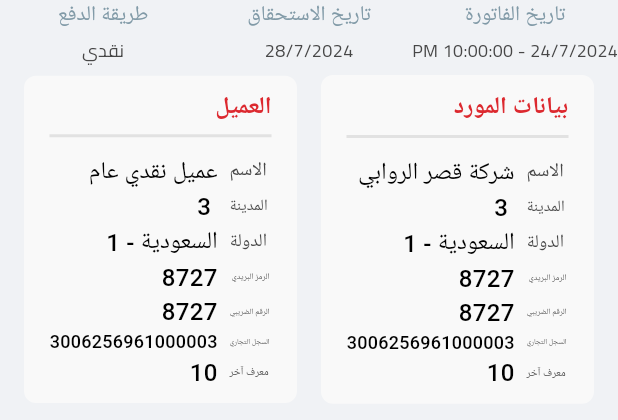
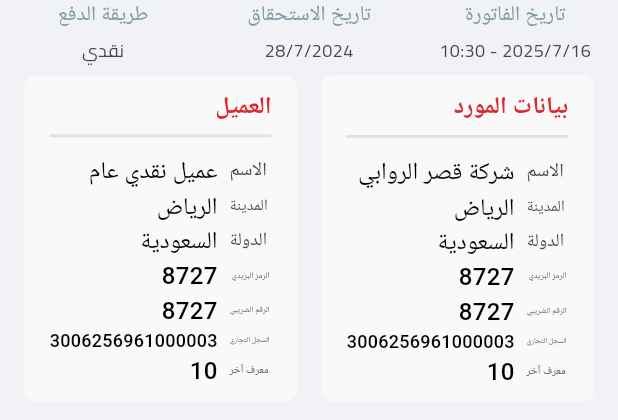
Before and after one commit to 24nse/onxy_ix_pos, a Flutter app: the InfoSection widget shown alone on an empty page, opened directly, on a phone screen of 412 x 824 dp. Shown: the top 420 px of the screen. Run offline on Flutter 3.47's test engine with Material 3 defaults, Android fonts, the phone set to English and light mode, and no system bars; our stand-ins replace bloc, flutter_bloc, flutter_form_builder, flutter_hooks, font_awesome_flutter, get_it and 3 more; missing offline and left inert: pluto_grid; accounts and stored records are empty.

Commit message:
use mock data and choice type payment methodes for pay

```diff
--- a/lib/features/invoice/presentation/views/widgets/info_section.dart
+++ b/lib/features/invoice/presentation/views/widgets/info_section.dart
@@ -1,23 +1,31 @@
 import 'package:flutter/material.dart';
 import 'package:onyx_ix_pos/features/invoice/presentation/views/widgets/header_section.dart';
+import 'package:onyx_ix_pos/features/invoice/data/datasource/local/mock_data.dart';
+import 'package:flutter_bloc/flutter_bloc.dart';
+import 'package:onyx_ix_pos/features/order/presentation/view_models/cubits/cart_cubit.dart';
+import 'package:onyx_ix_pos/features/order/presentation/view_models/cubits/cart_state.dart';
+import 'package:onyx_ix_pos/features/order/domain/entities/payment.dart';
 
 class InfoSection extends StatelessWidget {
   const InfoSection({super.key});
 
   @override
   Widget build(BuildContext context) {
+    final customer = mockCustomers.first;
+    final seller = mockSellers.first;
+    return BlocBuilder<CartCubit, CartState>(
+      builder: (context, state) {
+        final paymentMethod = state.paymentMethod?.displayName ?? 'نقدي';
+        final invoiceDate = DateTime.now();
+        final invoiceDateStr = '${invoiceDate.year}/${invoiceDate.month}/${invoiceDate.day} - ${invoiceDate.hour}:${invoiceDate.minute.toString().padLeft(2, '0')}';
         return Column(
           crossAxisAlignment: CrossAxisAlignment.center,
-
           children: [
             Row(
               children: [
-            Expanded(child: infoColumn('طريقة الدفع', 'نقدي')),
-
+                Expanded(child: infoColumn('طريقة الدفع', paymentMethod)),
                 Expanded(child: infoColumn('تاريخ الاستحقاق', '28/7/2024')),
-            Expanded(
-              child: infoColumn('تاريخ الفاتورة', '24/7/2024 - 10:00:00 PM'),
-            ),
+                Expanded(child: infoColumn('تاريخ الفاتورة', invoiceDateStr)),
               ],
             ),
             const SizedBox(height: 8),
@@ -30,17 +38,16 @@
                     titleColor: Color(0xFFDC292F),
                     alignment: CrossAxisAlignment.end,
                     info: [
-                  {' الاسم': 'عميل نقدي عام'},
-                  {' المدينة': ' 3'},
-                  {' الدولة': 'السعودية - 1'},
-                  {' الرمز البريدي ': '8727'},
-                  {' الرقم الضريبي': '8727'},
-                  {' السجل التجاري': '3006256961000003'},
-                  {' معرف آخر': '10'},
+                      {' الاسم': customer.name},
+                      {' المدينة': customer.city},
+                      {' الدولة': customer.country},
+                      {' الرمز البريدي ': customer.postalCode},
+                      {' الرقم الضريبي': customer.vatNumber},
+                      {' السجل التجاري': customer.commercialRegister},
+                      {' معرف آخر': customer.otherId},
                     ],
                   ),
                 ),
-
                 Expanded(
                   child: customInfoContainer(
                     margin: const EdgeInsets.only(left: 8, right: 16),
@@ -48,14 +55,13 @@
                     titleColor: Color(0xFFDC292F),
                     alignment: CrossAxisAlignment.end,
                     info: [
-                  {' الاسم': 'شركة قصر الروابي'},
-                  {' المدينة': ' 3'},
-
-                  {' الدولة': 'السعودية - 1'},
-                  {' الرمز البريدي ': '8727'},
-                  {' الرقم الضريبي': '8727'},
-                  {' السجل التجاري': '3006256961000003'},
-                  {' معرف آخر': '10'},
+                      {' الاسم': seller.name},
+                      {' المدينة': seller.city},
+                      {' الدولة': seller.country},
+                      {' الرمز البريدي ': seller.postalCode},
+                      {' الرقم الضريبي': seller.vatNumber},
+                      {' السجل التجاري': seller.commercialRegister},
+                      {' معرف آخر': seller.otherId},
                     ],
                   ),
                 ),
@@ -63,6 +69,8 @@
             ),
             const SizedBox(height: 12),
           ],
+        );
+      },
     );
   }
 
@@ -82,7 +90,6 @@
       ],
     );
   }
-
  Widget customInfoContainer({
     required String title,
     required Color titleColor,
@@ -149,4 +156,5 @@
       ),
     );
   }
+
 }
--- a/lib/features/order/domain/entities/payment.dart
+++ b/lib/features/order/domain/entities/payment.dart
@@ -1,3 +1,24 @@
+enum PaymentMethod {
+  cash,
+  card,
+  bankTransfer,
+}
+
+extension PaymentMethodExtension on PaymentMethod {
+  String get displayName {
+    switch (this) {
+      case PaymentMethod.cash:
+        return 'نقدي';
+      case PaymentMethod.card:
+        return 'بطاقة';
+      case PaymentMethod.bankTransfer:
+        return 'تحويل بنكي';
+      default:
+        return '';
+    }
+  }
+}
+
 class Payment {
   final String id;
   final double amount;
--- a/lib/features/order/presentation/view_models/cubits/cart_cubit.dart
+++ b/lib/features/order/presentation/view_models/cubits/cart_cubit.dart
@@ -153,4 +153,8 @@
   void clearError() {
     emit(state.copyWith(error: null));
   }
+
+  void setPaymentMethod(PaymentMethod method) {
+    emit(state.copyWith(paymentMethod: method));
+  }
 }
--- a/lib/features/order/presentation/view_models/cubits/cart_state.dart
+++ b/lib/features/order/presentation/view_models/cubits/cart_state.dart
@@ -1,16 +1,19 @@
 import 'package:onyx_ix_pos/features/order/domain/entities/cart_item.dart';
+import 'package:onyx_ix_pos/features/order/domain/entities/payment.dart';
 
 class CartState {
   final List<CartItem> items;
   final String paymentInput;
   final double amountPaid;
   final String? error;
+  final PaymentMethod? paymentMethod;
 
   CartState({
     required this.paymentInput,
     required this.amountPaid,
     required this.items,
     this.error,
+    this.paymentMethod,
   });
 
   double get subtotal =>
@@ -35,12 +38,14 @@
     String? paymentInput,
     double? amountPaid,
     String? error,
+    PaymentMethod? paymentMethod,
   }) {
     return CartState(
       items: items ?? this.items,
       paymentInput: paymentInput ?? this.paymentInput,
       amountPaid: amountPaid ?? this.amountPaid,
       error: error ?? this.error,
+      paymentMethod: paymentMethod ?? this.paymentMethod,
     );
   }
 }
--- a/lib/onyx_ix_pos_app.dart
+++ b/lib/onyx_ix_pos_app.dart
@@ -21,7 +21,6 @@
 
   @override
   Widget build(BuildContext context) {
-    log(MediaQuery.sizeOf(context).width.toString());
 
     final GoRouter _router = GoRouter(
       routes: [
--- a/pubspec.yaml
+++ b/pubspec.yaml
@@ -49,6 +49,8 @@
   get_it: ^8.0.3
   pluto_grid: ^8.0.0
   hydrated_bloc: ^10.0.0
+  go_router: ^13.2.2
+
 
 dev_dependencies:
   flutter_test:
```
Also changed, not shown: lib/features/invoice/data/invoice_repository_impl.dart (deleted, +0 -48 lines), lib/features/invoice/presentation/views/invoice_screen.dart (+4 -9 lines), lib/features/order/presentation/views/order_summary_section.dart (+23 -6 lines), pubspec.lock. Lines whose indentation alone changed are shown as unchanged.
